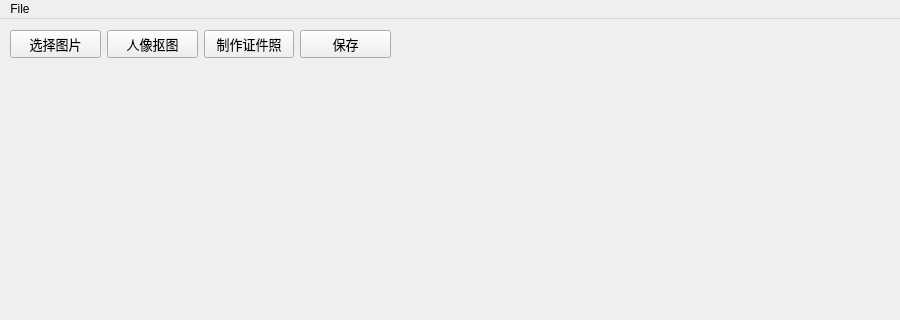
The window that Scripts/mainwindow.ui (SprInec/PortraitCutout) describes before a commit, drawn with Qt 5; both pictures show x 0 to 900 and y 0 to 320 of the 900 by 679 pixel window.
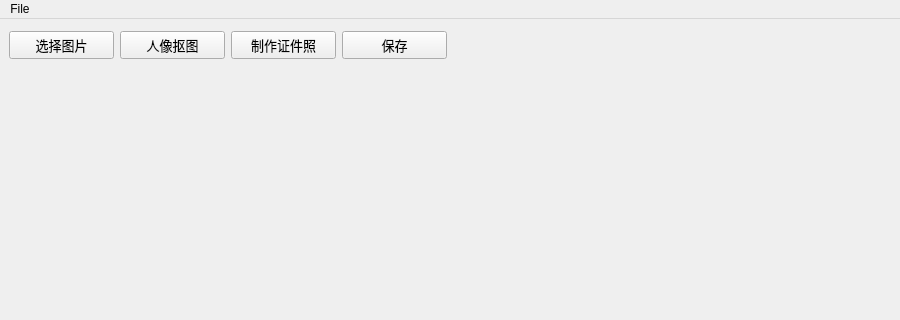
The same window after the commit.

```diff
--- a/Scripts/mainwindow.ui
+++ b/Scripts/mainwindow.ui
@@ -14,66 +14,10 @@
    <string>Portrait Cutout</string>
   </property>
   <widget class="QWidget" name="centralwidget">
-   <widget class="QLabel" name="imagePathLineEdit">
-    <property name="geometry">
-     <rect>
-      <x>490</x>
-      <y>10</y>
-      <width>391</width>
-      <height>31</height>
-     </rect>
-    </property>
-    <property name="font">
-     <font>
-      <family>幼圆</family>
-      <pointsize>10</pointsize>
-     </font>
-    </property>
-    <property name="text">
-     <string/>
-    </property>
-   </widget>
-   <widget class="QWidget" name="horizontalLayoutWidget">
-    <property name="geometry">
-     <rect>
-      <x>9</x>
-      <y>49</y>
-      <width>881</width>
-      <height>581</height>
-     </rect>
-    </property>
-    <layout class="QHBoxLayout" name="horizontalLayout">
+   <layout class="QVBoxLayout" name="verticalLayout" stretch="1,17">
      <item>
-      <widget class="QLabel" name="imageDisplayEdit">
-       <property name="styleSheet">
-        <string notr="true"/>
-       </property>
-       <property name="text">
-        <string/>
-       </property>
-      </widget>
-     </item>
+     <layout class="QHBoxLayout" name="horizontalLayout_3" stretch="1,1">
      <item>
-      <widget class="QLabel" name="matteImageDisplayEdit">
-       <property name="styleSheet">
-        <string notr="true"/>
-       </property>
-       <property name="text">
-        <string/>
-       </property>
-      </widget>
-     </item>
-    </layout>
-   </widget>
-   <widget class="QWidget" name="horizontalLayoutWidget_2">
-    <property name="geometry">
-     <rect>
-      <x>10</x>
-      <y>10</y>
-      <width>381</width>
-      <height>31</height>
-     </rect>
-    </property>
     <layout class="QHBoxLayout" name="horizontalLayout_2">
      <item>
       <widget class="QPushButton" name="selectImageBtn">
@@ -107,7 +51,6 @@
         <font>
          <family>微软雅黑</family>
          <pointsize>10</pointsize>
-         <weight>50</weight>
          <italic>false</italic>
          <bold>false</bold>
         </font>
@@ -131,7 +74,47 @@
       </widget>
      </item>
     </layout>
-   </widget>
+      </item>
+      <item>
+       <widget class="QLabel" name="imagePathLineEdit">
+        <property name="font">
+         <font>
+          <family>幼圆</family>
+          <pointsize>10</pointsize>
+         </font>
+        </property>
+        <property name="text">
+         <string/>
+        </property>
+       </widget>
+      </item>
+     </layout>
+    </item>
+    <item>
+     <layout class="QHBoxLayout" name="horizontalLayout">
+      <item>
+       <widget class="QLabel" name="imageDisplayEdit">
+        <property name="styleSheet">
+         <string notr="true"/>
+        </property>
+        <property name="text">
+         <string/>
+        </property>
+       </widget>
+      </item>
+      <item>
+       <widget class="QLabel" name="matteImageDisplayEdit">
+        <property name="styleSheet">
+         <string notr="true"/>
+        </property>
+        <property name="text">
+         <string/>
+        </property>
+       </widget>
+      </item>
+     </layout>
+    </item>
+   </layout>
   </widget>
   <widget class="QMenuBar" name="menubar">
    <property name="geometry">
```
Left out of the diff: 2 changed lines with no effect on the pictures. Lines whose indentation alone changed are shown as unchanged.
